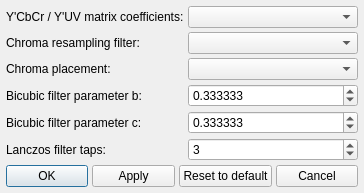
Old version of the form preview/preview_advanced_settings_dialog.ui in the repository Selur/vsViewer.
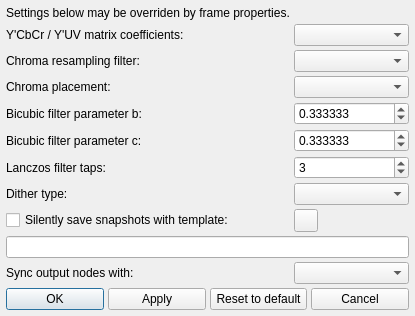
New version of the form. Icons and pictures are not drawn.

```diff
--- a/preview/preview_advanced_settings_dialog.ui
+++ b/preview/preview_advanced_settings_dialog.ui
@@ -29,58 +29,65 @@
    <property name="spacing">
     <number>4</number>
    </property>
-   <item row="3" column="0">
+   <item row="0">
+    <widget class="QLabel" name="label_text">
+     <property name="text">
+      <string>Settings below may be overriden by frame properties.</string>
+     </property>
+    </widget>
+   </item>
+   <item row="4" column="0">
     <widget class="QLabel" name="label_4">
      <property name="text">
       <string>Bicubic filter parameter b:</string>
      </property>
     </widget>
    </item>
-   <item row="0" column="1">
+   <item row="1" column="1">
     <widget class="QComboBox" name="yuvMatrixCoefficientsComboBox"/>
    </item>
-   <item row="2" column="1">
+   <item row="3" column="1">
     <widget class="QComboBox" name="chromaPlacementComboBox"/>
    </item>
-   <item row="1" column="1">
+   <item row="2" column="1">
     <widget class="QComboBox" name="chromaResamplingFilterComboBox"/>
    </item>
-   <item row="1" column="0">
+   <item row="2" column="0">
     <widget class="QLabel" name="label_2">
      <property name="text">
       <string>Chroma resampling filter:</string>
      </property>
     </widget>
    </item>
-   <item row="0" column="0">
+   <item row="1" column="0">
     <widget class="QLabel" name="label">
      <property name="text">
       <string>Y'CbCr / Y'UV matrix coefficients:</string>
      </property>
     </widget>
    </item>
-   <item row="2" column="0">
+   <item row="3" column="0">
     <widget class="QLabel" name="label_3">
      <property name="text">
       <string>Chroma placement:</string>
      </property>
     </widget>
    </item>
-   <item row="5" column="0">
+   <item row="6" column="0">
     <widget class="QLabel" name="label_6">
      <property name="text">
       <string>Lanczos filter taps:</string>
      </property>
     </widget>
    </item>
-   <item row="4" column="0">
+   <item row="5" column="0">
     <widget class="QLabel" name="label_5">
      <property name="text">
       <string>Bicubic filter parameter c:</string>
      </property>
     </widget>
    </item>
-   <item row="4" column="1">
+   <item row="5" column="1">
     <widget class="QDoubleSpinBox" name="bicubicFilterParameterCSpinBox">
      <property name="decimals">
       <number>6</number>
@@ -99,7 +106,7 @@
      </property>
     </widget>
    </item>
-   <item row="3" column="1">
+   <item row="4" column="1">
     <widget class="QDoubleSpinBox" name="bicubicFilterParameterBSpinBox">
      <property name="decimals">
       <number>6</number>
@@ -118,7 +125,17 @@
      </property>
     </widget>
    </item>
-   <item row="6" column="0" colspan="2">
+   <item row="10" column="0">
+    <widget class="QLabel" name="label_sync">
+     <property name="text">
+      <string>Sync output nodes with:</string>
+     </property>
+    </widget>
+   </item>
+   <item row="10" column="1">
+    <widget class="QComboBox" name="syncOutputComboBox"/>
+   </item>
+   <item row="11" column="0" colspan="2">
     <layout class="QHBoxLayout" name="horizontalLayout">
      <item>
       <widget class="QPushButton" name="okButton">
@@ -153,7 +170,17 @@
      </item>
     </layout>
    </item>
-   <item row="5" column="1">
+   <item row="7" column="0">
+    <widget class="QLabel" name="label_dither">
+     <property name="text">
+      <string>Dither type:</string>
+     </property>
+    </widget>
+   </item>
+   <item row="7" column="1">
+    <widget class="QComboBox" name="ditherTypeComboBox"/>
+   </item>
+   <item row="6" column="1">
     <widget class="QSpinBox" name="lanczosFilterTapsSpinBox">
      <property name="minimum">
       <number>2</number>
@@ -166,6 +193,27 @@
      </property>
     </widget>
    </item>
+   <item row="8" column="0">
+    <widget class="QCheckBox" name="silentSnapshotCheckBox">
+     <property name="text">
+      <string>Silently save snapshots with template:</string>
+     </property>
+    </widget>
+   </item>
+   <item row="8" column="1">
+    <widget class="QToolButton" name="argumentsHelpButton">
+     <property name="text">
+     </property>
+     <property name="icon">
+      <iconset resource="../../../resources/vsedit.qrc">
+      <normaloff>:/information.png</normaloff>:/information.png</iconset>
+     </property>
+    </widget>
+   </item>
+   <item row="9" column="0" colspan="2">
+    <widget class="QLineEdit" name="saveSnapshotTemplateLineEdit">
+    </widget>
+   </item>
   </layout>
  </widget>
  <resources/>
```
